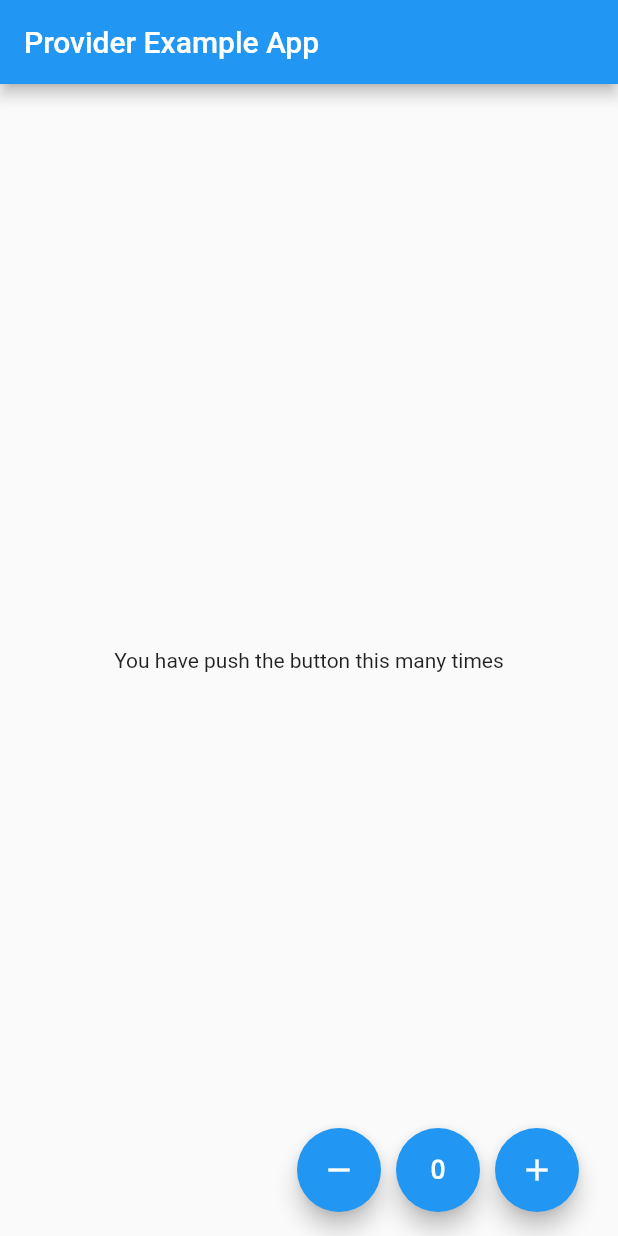
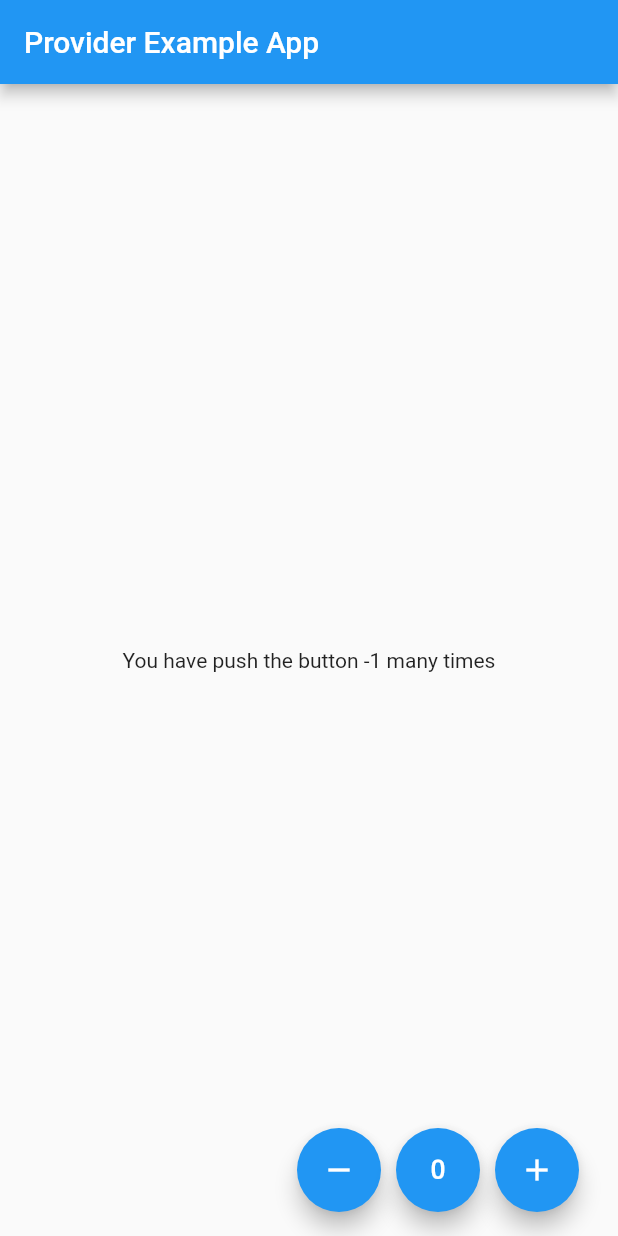
Before and after one commit to muhyasin89/YoutubeFlutterTestCase, a Flutter app: the screen it shows after launch, after a tap on the "remove" icon, on a phone screen of 412 x 824 dp. Run offline on Flutter 3.47's test engine with Material 2 defaults, Android fonts, the phone set to English and light mode, and no system bars; our stand-ins replace bloc, flutter_bloc.

Commit message:
[oldbloc]bloc 2.0.0

```diff
--- /dev/null
+++ b/lib/CounterBloc.dart
@@ -0,0 +1,25 @@
+import 'package:bloc/bloc.dart';
+
+enum CounterEvent { increment, decrement, reset }
+
+class CounterBloc extends Bloc<CounterEvent, int> {
+  CounterBloc(super.initialState);
+
+  // @override
+  // int get initialState => 0;
+
+  @override
+  Stream<int>? mapEventToState(CounterEvent event) async* {
+    switch (event) {
+      case CounterEvent.increment:
+        yield state + 1;
+        break;
+      case CounterEvent.decrement:
+        yield state - 1;
+        break;
+      case CounterEvent.reset:
+        yield state - state;
+        break;
+    }
+  }
+}
--- a/lib/main.dart
+++ b/lib/main.dart
@@ -1,5 +1,7 @@
 import 'package:flutter/material.dart';
+import 'package:youtube_test_case/CounterBloc.dart';
 import './screen/home_screen.dart';
+import 'package:flutter_bloc/flutter_bloc.dart';
 
 void main() {
   runApp(const MyApp());
@@ -12,84 +14,16 @@ class MyApp extends StatelessWidget {
   @override
   Widget build(BuildContext context) {
     return MaterialApp(
-        title: 'Flutter Demo',
-        theme: ThemeData(
-          primarySwatch: Colors.blue,
-        ),
-        home: MyHomeScreen());
-  }
-}
-
-class MyHomePage extends StatefulWidget {
-  const MyHomePage({Key? key, required this.title}) : super(key: key);
-
-  // This widget is the home page of your application. It is stateful, meaning
-  // that it has a State object (defined below) that contains fields that affect
-  // how it looks.
-
-  // This class is the configuration for the state. It holds the values (in this
-  // case the title) provided by the parent (in this case the App widget) and
-  // used by the build method of the State. Fields in a Widget subclass are
-  // always marked "final".
-
-  final String title;
-
-  @override
-  State<MyHomePage> createState() => _MyHomePageState();
-}
-
-class _MyHomePageState extends State<MyHomePage> {
-  int _counter = 0;
-
-  void _incrementCounter() {
-    setState(() {
-      _counter++;
-    });
-  }
-
-  @override
-  Widget build(BuildContext context) {
-    return Scaffold(
-      appBar: AppBar(
-        // Here we take the value from the MyHomePage object that was created by
-        // the App.build method, and use it to set our appbar title.
-        title: Text(widget.title),
+      title: 'Flutter Demo',
+      theme: ThemeData(
+        primarySwatch: Colors.blue,
       ),
-      body: Center(
-        // Center is a layout widget. It takes a single child and positions it
-        // in the middle of the parent.
-        child: Column(
-          // Column is also a layout widget. It takes a list of children and
-          // arranges them vertically. By default, it sizes itself to fit its
-          // children horizontally, and tries to be as tall as its parent.
-          //
-          // Invoke "debug painting" (press "p" in the console, choose the
-          // "Toggle Debug Paint" action from the Flutter Inspector in Android
-          // Studio, or the "Toggle Debug Paint" command in Visual Studio Code)
-          // to see the wireframe for each widget.
-          //
-          // Column has various properties to control how it sizes itself and
-          // how it positions its children. Here we use mainAxisAlignment to
-          // center the children vertically; the main axis here is the vertical
-          // axis because Columns are vertical (the cross axis would be
-          // horizontal).
-          mainAxisAlignment: MainAxisAlignment.center,
-          children: <Widget>[
-            const Text(
-              'You have pushed the button this many times:',
-            ),
-            Text(
-              '$_counter',
-              style: Theme.of(context).textTheme.headline4,
-            ),
-          ],
+      home: Scaffold(
+        body: BlocProvider(
+          create: (BuildContext context) => CounterBloc(0),
+          child: MyHomeScreen(),
         ),
       ),
-      floatingActionButton: FloatingActionButton(
-        onPressed: _incrementCounter,
-        tooltip: 'Increment',
-        child: const Icon(Icons.add),
-      ), // This trailing comma makes auto-formatting nicer for build methods.
     );
   }
 }
--- a/lib/screen/home_screen.dart
+++ b/lib/screen/home_screen.dart
@@ -1,8 +1,12 @@
 import 'package:flutter/material.dart';
+import 'package:flutter_bloc/flutter_bloc.dart';
+import 'package:youtube_test_case/CounterBloc.dart';
 
 class MyHomeScreen extends StatelessWidget {
   @override
   Widget build(BuildContext context) {
+    final _counterBloc = BlocProvider.of<CounterBloc>(context);
+
     return Scaffold(
       appBar: AppBar(
         title: Text('Provider Example App'),
@@ -12,7 +16,10 @@ class MyHomeScreen extends StatelessWidget {
           mainAxisSize: MainAxisSize.min,
           mainAxisAlignment: MainAxisAlignment.center,
           children: [
-            Text("You have push the button this many times"),
+            BlocBuilder<CounterBloc, int>(
+                builder: (BuildContext context, int state) {
+              return Text("You have push the button $state many times");
+            }),
           ],
         ),
       ),
@@ -20,7 +27,7 @@ class MyHomeScreen extends StatelessWidget {
         mainAxisAlignment: MainAxisAlignment.end,
         children: [
           FloatingActionButton(
-            onPressed: () => {},
+            onPressed: () => {_counterBloc.add(CounterEvent.decrement)},
             key: Key('decrement_floatingActionButton'),
             tooltip: 'Decrement',
             child: Icon(Icons.remove),
@@ -38,7 +45,7 @@ class MyHomeScreen extends StatelessWidget {
             width: 10,
           ),
           FloatingActionButton(
-            onPressed: () => {},
+            onPressed: () => {_counterBloc.add(CounterEvent.increment)},
             key: Key('increment_floatingActionButton'),
             tooltip: 'Increment',
             child: Icon(Icons.add),
--- a/pubspec.yaml
+++ b/pubspec.yaml
@@ -29,6 +29,8 @@ environment:
 dependencies:
   flutter:
     sdk: flutter
+  bloc: ^7.2.0
+  flutter_bloc: ^7.2.0
 
 
   # The following adds the Cupertino Icons font to your application.
```
Also changed, not shown: pubspec.lock, 1 other file.
